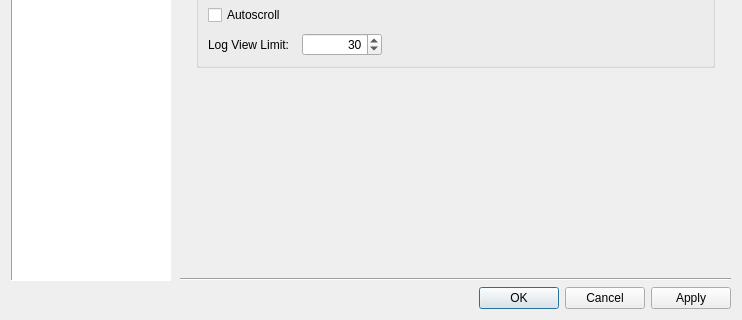
Before: the Qt Designer form src/dialogs/dialogpreferences.ui in sanny32/OpenModSim, drawn with Qt 5; both pictures show x 0 to 742 and y 254 to 574 of the 742 by 574 pixel window.
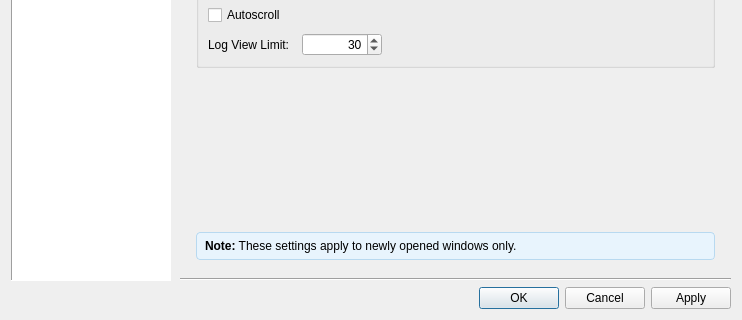
After: the same form once the commit is applied. The open tabs and pages were chosen to show the change. Icons and pictures are not drawn. Custom widgets are drawn as their Qt base class.

Commit message: fix: Default Preferences applied to new forms only

The edit to the form file:
```diff
--- a/src/dialogs/dialogpreferences.ui
+++ b/src/dialogs/dialogpreferences.ui
@@ -667,6 +667,46 @@
                </property>
               </spacer>
              </item>
+             <item>
+              <widget class="QFrame" name="frameDisplayNote">
+               <property name="styleSheet">
+                <string notr="true">background-color: #E8F4FD; border: 1px solid #B8D9F0; border-radius: 4px;</string>
+               </property>
+               <property name="frameShape">
+                <enum>QFrame::Shape::StyledPanel</enum>
+               </property>
+               <property name="frameShadow">
+                <enum>QFrame::Shadow::Plain</enum>
+               </property>
+               <layout class="QHBoxLayout" name="hlDisplayNote">
+                <property name="leftMargin">
+                 <number>8</number>
+                </property>
+                <property name="topMargin">
+                 <number>6</number>
+                </property>
+                <property name="rightMargin">
+                 <number>8</number>
+                </property>
+                <property name="bottomMargin">
+                 <number>6</number>
+                </property>
+                <item>
+                 <widget class="QLabel" name="labelDisplayNote">
+                  <property name="styleSheet">
+                   <string notr="true">border: none;</string>
+                  </property>
+                  <property name="text">
+                   <string>&lt;b&gt;Note:&lt;/b&gt; These settings apply to newly opened windows only.</string>
+                  </property>
+                  <property name="wordWrap">
+                   <bool>true</bool>
+                  </property>
+                 </widget>
+                </item>
+               </layout>
+              </widget>
+             </item>
             </layout>
            </widget>
            <widget class="QWidget" name="pageScript">
```
Left out of the diff: 2 changed lines with no effect on the pictures. The commit also changes 6 other files.
